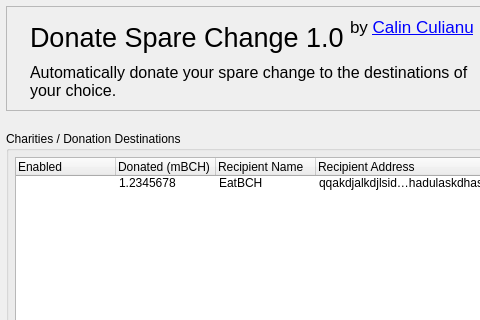
First picture: the form in ui.ui, repository cculianu/DonateSpareChange, before the edit; both pictures show x 0 to 480 and y 0 to 320 of the 1054 by 519 pixel window.
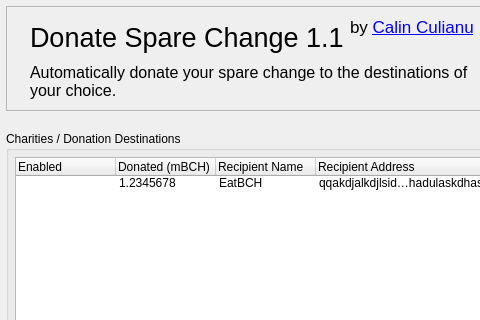
Second picture: the form after the edit. Icons and pictures are not drawn.

What changed in the file:
```diff
--- a/ui.ui
+++ b/ui.ui
@@ -449,7 +449,7 @@
          </font>
         </property>
         <property name="text">
-         <string>Donate Spare Change 1.0</string>
+         <string>Donate Spare Change 1.1</string>
         </property>
         <property name="alignment">
          <set>Qt::AlignLeading|Qt::AlignLeft|Qt::AlignVCenter</set>
```
